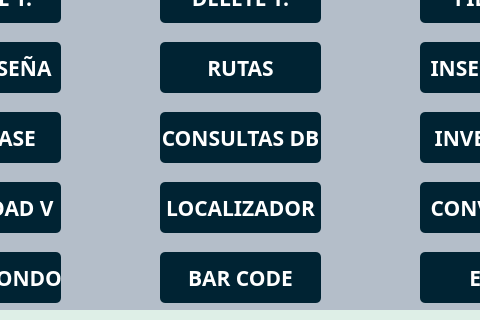
Above: interfaz/MainWindow.ui from eldaniell01/windows_python before the change; both pictures show x 160 to 640 and y 378 to 698 of the 800 by 698 pixel window. Below: the same form after it.
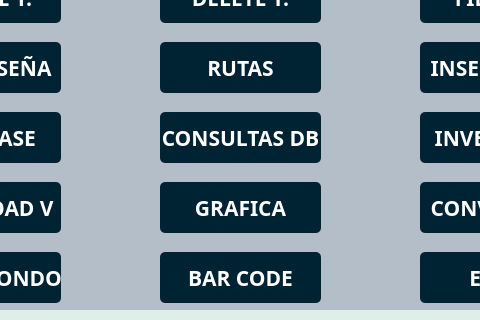
That is the form after the change.

The edit to the form file:
```diff
--- a/interfaz/MainWindow.ui
+++ b/interfaz/MainWindow.ui
@@ -703,7 +703,7 @@
 color: rgb(255, 255, 255);</string>
     </property>
     <property name="text">
-     <string>LOCALIZADOR</string>
+     <string>GRAFICA</string>
     </property>
    </widget>
    <widget class="QPushButton" name="btnimg">
```
